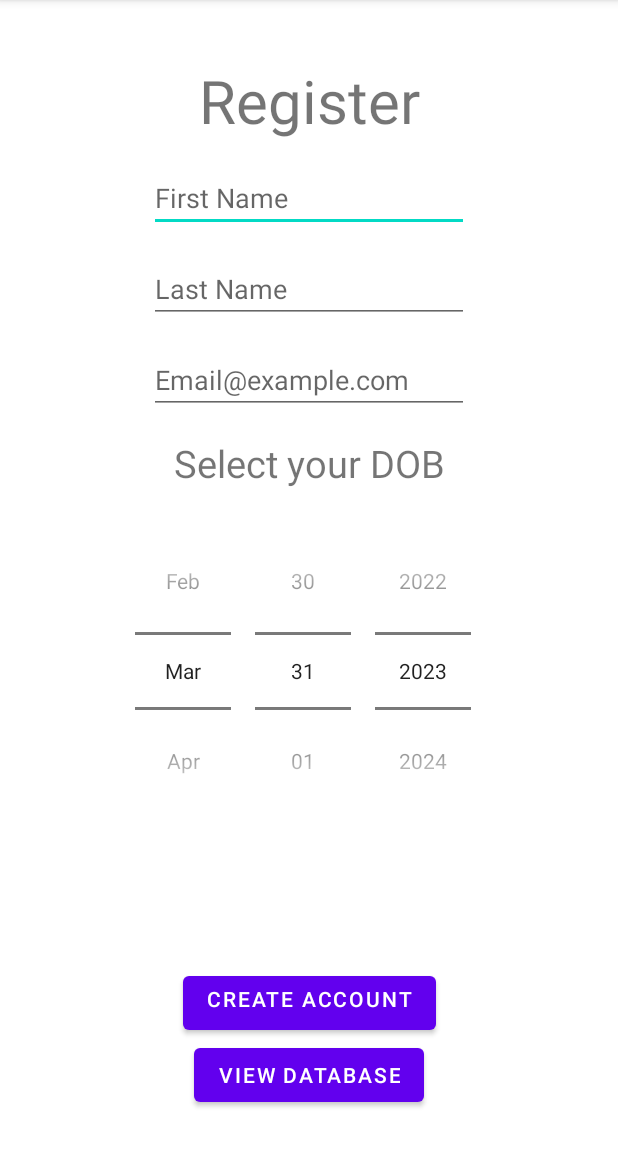
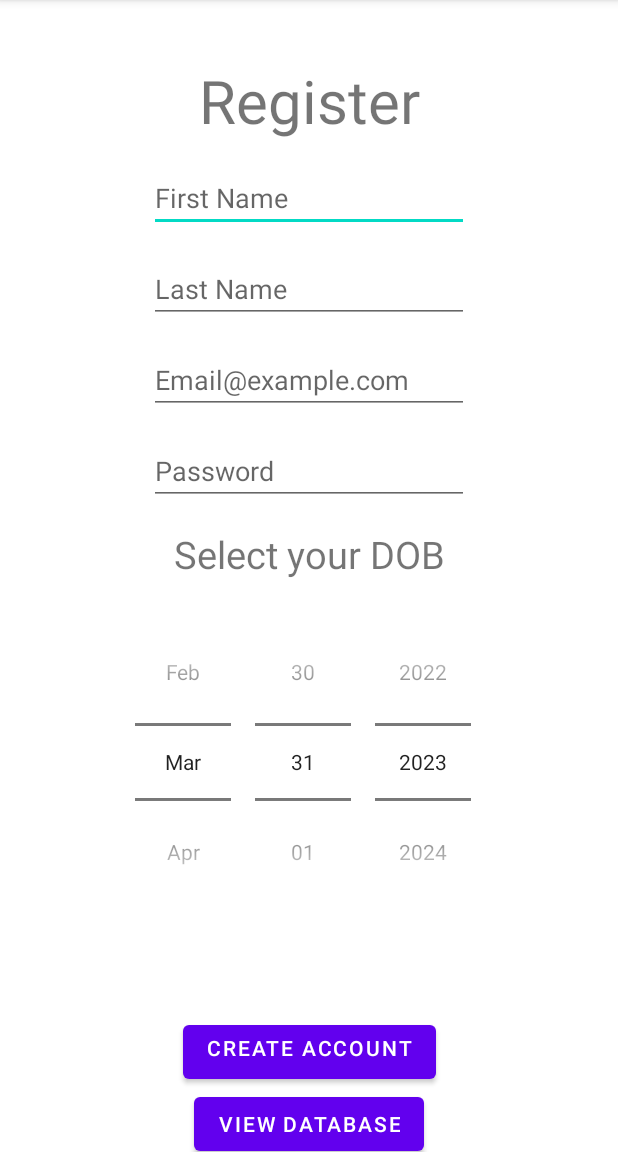
Before and after one commit to MattRahlfs/Skinder, an Android app: the RegisterActivity screen opened directly, with no data from a screen before it, after a tap on "CREATE ACCOUNT", on a phone screen of 412 x 824 dp, the part 84-1236 px from its top. Run offline under Robolectric (Android 15) with nearby library versions, the phone set to English and light mode, and no system bars.

Commit message:
Account registration, and verification
Modified the support for account registration and SQL

The user can now create an account and register it by saving it to a local sqlite database

The login screen now verified accounts against the database with their unique email and password

```diff
--- a/app/src/main/java/com/example/skinder/DatabaseHelper.kt
+++ b/app/src/main/java/com/example/skinder/DatabaseHelper.kt
@@ -17,7 +17,7 @@ class DatabaseHelper(context: Context, factory: SQLiteDatabase.CursorFactory?):
 
     override fun onCreate(db: SQLiteDatabase) {
         val databaseInitializerQuery =
-            ("CREATE TABLE $TABLE_NAME (emailAddress STRING PRIMARY KEY, firstName STRING, lastName STRING, birthDate STRING)")
+            ("CREATE TABLE $TABLE_NAME (emailAddress STRING PRIMARY KEY, firstName STRING, lastName STRING, birthDate STRING, accountPassword STRING)")
 
         db.execSQL(databaseInitializerQuery)
     }
@@ -32,22 +32,46 @@ class DatabaseHelper(context: Context, factory: SQLiteDatabase.CursorFactory?):
         firstName: String,
         lastName: String,
         emailAddress: String,
-        birthDate: String
+        birthDate: String,
+        accountPassword: String
     ) {
 
+        val defaults = ContentValues()
+
+        defaults.put("firstName", "DEFAULT")
+        defaults.put("lastName", "DEFAULT")
+        defaults.put("birthDate", "DEFAULT")
+        defaults.put("accountPassword", "DEFAULT")
         val values = ContentValues()
 
         values.put("firstName", firstName)
         values.put("lastName", lastName)
         values.put("emailAddress", emailAddress)
         values.put("birthDate", birthDate)
+        values.put("accountPassword", accountPassword)
 
         val db = this.writableDatabase
 
+        db.insert(TABLE_NAME, null, defaults)
         db.insert(TABLE_NAME, null, values)
 
         db.close()
 
+    }
+
+    fun verifyAccountExists(emailAddress: String): Cursor?{
+        val db = this.readableDatabase
+
+        return db.rawQuery("SELECT EXISTS(SELECT * FROM $TABLE_NAME WHERE emailAddress='$emailAddress')", null)
+    }
+
+    fun getPasswordFromAccount(emailAddress: String): Cursor?{
+        val db = this.readableDatabase
+        val x = db.rawQuery("SELECT accountPassword FROM $TABLE_NAME WHERE emailAddress='$emailAddress'",null)
+
+//        println(x)
+
+        return x
     }
 
     fun getName(): Cursor? {
@@ -60,8 +84,6 @@ class DatabaseHelper(context: Context, factory: SQLiteDatabase.CursorFactory?):
         // below code returns a cursor to
         // read data from the database
         return db.rawQuery("SELECT * FROM " + TABLE_NAME, null)
-
-
     }
 
 }
--- a/app/src/main/java/com/example/skinder/RegisterActivity.kt
+++ b/app/src/main/java/com/example/skinder/RegisterActivity.kt
@@ -7,28 +7,30 @@ import android.widget.Button
 import android.widget.DatePicker
 import android.widget.EditText
 import android.widget.Toast
+import android.database.sqlite.SQLiteDatabase
 
-private class UserDetailReturn<fn, ln, ea, DOB>(
+private class UserDetailReturn<fn, ln, ea, DOB, pw>(
     val firstName:fn,
     val lastName:ln,
     val emailAddress:ea,
-    val birthDate:DOB
+    val birthDate:DOB,
+    val accountPassword:pw
 
 )
 class RegisterActivity : AppCompatActivity() {
-
-
-
     override fun onCreate(savedInstanceState: Bundle?) {
         super.onCreate(savedInstanceState)
         setContentView(R.layout.activity_register)
 
-        fun getUserDetails(): UserDetailReturn<String, String, String, String> {
+
+
+        fun getUserDetails(): UserDetailReturn<String, String, String, String, String> {
 
             val firstName = findViewById<EditText>(R.id.etFirstName).text.toString()
             val lastName = findViewById<EditText>(R.id.etLastName).text.toString()
             val emailAddress = findViewById<EditText>(R.id.eteEmailAddress).text.toString()
             val datePickerUnit = findViewById<DatePicker>(R.id.dpDOBPicker)
+            val accountPassword = findViewById<EditText>(R.id.etaccountPassword).text.toString()
             val day = datePickerUnit.dayOfMonth
             val month = (datePickerUnit.month + 1)
             val year = datePickerUnit.year.toString()
@@ -42,7 +44,7 @@ class RegisterActivity : AppCompatActivity() {
                 monthReal = "0" + monthReal
 
                 var birthDate = dayReal + monthReal + year
-                return UserDetailReturn(firstName, lastName, emailAddress, birthDate)
+                return UserDetailReturn(firstName, lastName, emailAddress, birthDate, accountPassword)
 
             } else if (day < 10) {
                 var dayReal = day.toString()
@@ -50,7 +52,7 @@ class RegisterActivity : AppCompatActivity() {
                 var monthReal = month.toString()
 
                 var birthDate = dayReal + monthReal + year
-                return UserDetailReturn(firstName, lastName, emailAddress, birthDate)
+                return UserDetailReturn(firstName, lastName, emailAddress, birthDate, accountPassword)
 
             } else if (month < 10) {
                 var monthReal = month.toString()
@@ -61,15 +63,13 @@ class RegisterActivity : AppCompatActivity() {
 
                 var birthDate = dayReal + monthReal + year
 
-                return UserDetailReturn(firstName, lastName, emailAddress, birthDate)
+                return UserDetailReturn(firstName, lastName, emailAddress, birthDate, accountPassword)
             } else {
-                return UserDetailReturn(firstName, lastName, emailAddress, birthDate)
+                return UserDetailReturn(firstName, lastName, emailAddress, birthDate, accountPassword)
             }
 
 
         }
-
-
 
         val createAccountButton: Button = findViewById(R.id.btnCreateAccount)
         createAccountButton.setOnClickListener {
@@ -79,9 +79,12 @@ class RegisterActivity : AppCompatActivity() {
             println(userDetails.lastName)
             println(userDetails.emailAddress)
             println(userDetails.birthDate)
+            println(userDetails.accountPassword)
 
-            db.createNewAccount(userDetails.firstName, userDetails.lastName, userDetails.emailAddress, userDetails.birthDate)
+
+            db.createNewAccount(userDetails.firstName, userDetails.lastName, userDetails.emailAddress, userDetails.birthDate, userDetails.accountPassword)
             Toast.makeText(this, "${userDetails.emailAddress}  was added to the database", Toast.LENGTH_LONG).show()
+
 
 
 
@@ -94,6 +97,8 @@ class RegisterActivity : AppCompatActivity() {
             cursor!!.moveToFirst()
             while(cursor.moveToNext()) {
                 println(cursor.getString(0))
+
+
             }
 
             cursor.close()
--- a/app/src/main/res/layout/activity_main.xml
+++ b/app/src/main/res/layout/activity_main.xml
@@ -18,12 +18,12 @@
         app:layout_constraintTop_toTopOf="parent" />
 
     <EditText
-        android:id="@+id/etName"
+        android:id="@+id/etEmailAddress"
         android:layout_width="220dp"
         android:layout_height="80dp"
         android:layout_marginTop="110dp"
         android:ems="10"
-        android:hint="Name"
+        android:hint="email@example.com"
         android:inputType="textEmailAddress"
         app:layout_constraintEnd_toEndOf="parent"
         app:layout_constraintHorizontal_bias="0.497"
@@ -41,7 +41,7 @@
         app:layout_constraintEnd_toEndOf="parent"
         app:layout_constraintHorizontal_bias="0.497"
         app:layout_constraintStart_toStartOf="parent"
-        app:layout_constraintTop_toBottomOf="@+id/etName" />
+        app:layout_constraintTop_toBottomOf="@+id/etEmailAddress" />
 
     <Button
         android:id="@+id/btnLogin"
--- a/app/src/main/res/layout/activity_register.xml
+++ b/app/src/main/res/layout/activity_register.xml
@@ -62,6 +62,18 @@
             app:layout_constraintTop_toBottomOf="@+id/etLastName"
             android:layout_marginTop="15dp"/>
 
+        <EditText
+            android:id="@+id/etaccountPassword"
+            android:layout_width="wrap_content"
+            android:layout_height="wrap_content"
+            android:ems="10"
+            android:inputType="textPassword"
+            android:hint="Password"
+            app:layout_constraintEnd_toEndOf="parent"
+            app:layout_constraintStart_toStartOf="parent"
+            app:layout_constraintTop_toBottomOf="@+id/eteEmailAddress"
+            android:layout_marginTop="15dp"/>
+
         <TextView
             android:id="@+id/tvDOB"
             android:layout_width="wrap_content"
@@ -69,7 +81,7 @@
             android:text="Select your DOB"
             app:layout_constraintEnd_toEndOf="parent"
             app:layout_constraintStart_toStartOf="parent"
-            app:layout_constraintTop_toBottomOf="@+id/eteEmailAddress"
+            app:layout_constraintTop_toBottomOf="@+id/etaccountPassword"
             android:textSize="25sp"
             android:layout_marginTop="15dp"/>
 
```
Also changed, not shown: app/src/main/java/com/example/skinder/MainActivity.kt (+18 -8 lines).
